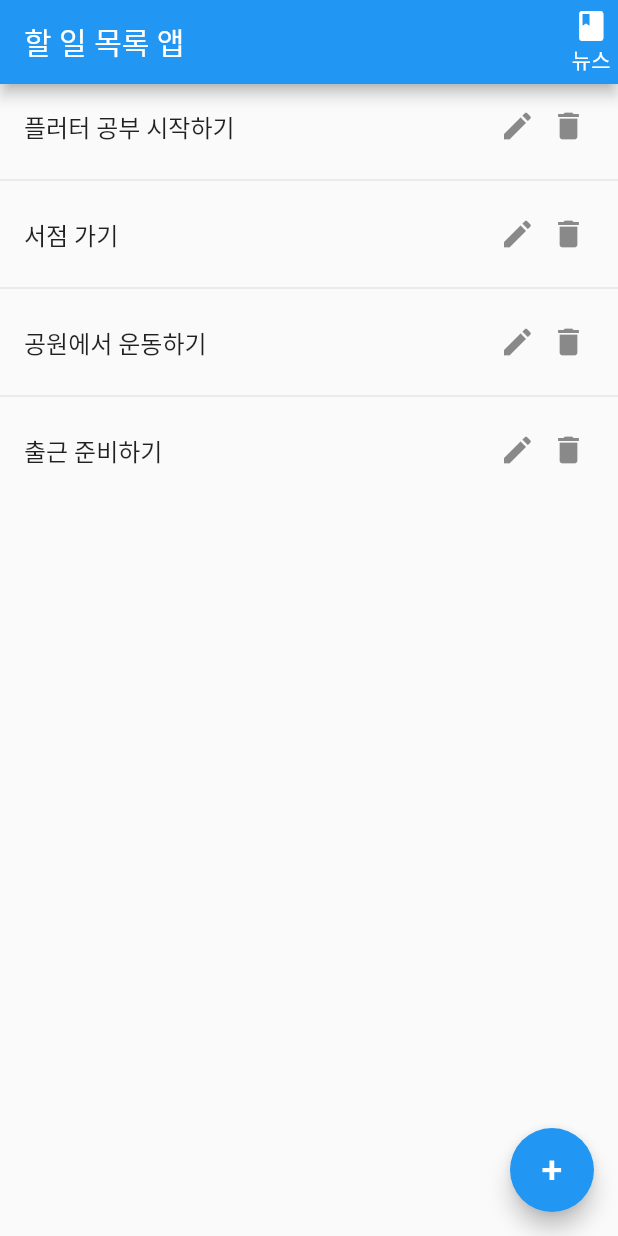
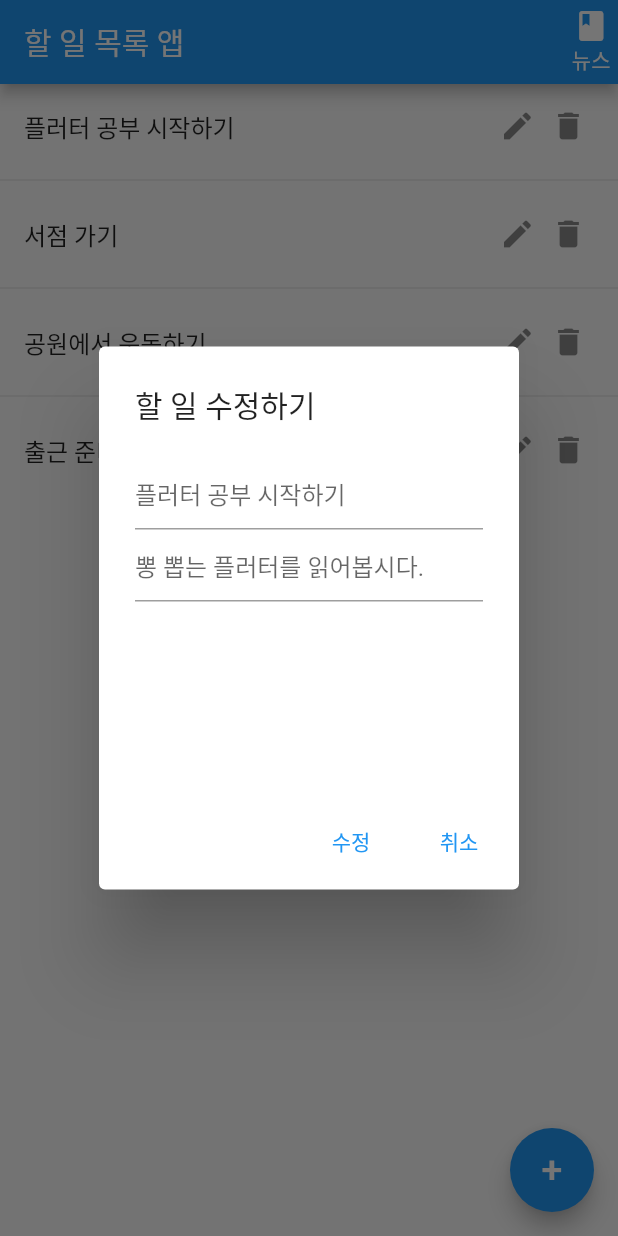
Before and after one commit to kangsudal/todo_2210, a Flutter app: the ListScreen screen opened directly, after a tap on "뉴스", after a tap on the "edit" icon, on a phone screen of 412 x 824 dp. Run offline on Flutter 3.47's test engine with Material 2 defaults, Android fonts, the phone set to English and light mode, and no system bars; our stand-ins replace shared_preferences; accounts and stored records are empty.

Commit message:
TodoProvider와 화면 연결하기 - 4.특정 Todo 수정하기

```diff
--- a/lib/screens/list_screen.dart
+++ b/lib/screens/list_screen.dart
@@ -140,7 +140,63 @@ class _ListScreenState extends State<ListScreen> {
                           padding: EdgeInsets.all(5),
                           child: InkWell(
                             child: Icon(Icons.edit),
-                            onTap: () {},
+                            onTap: () {
+                              showDialog(
+                                  context: context,
+                                  builder: (context) {
+                                    String title = todos[index].title;
+                                    String description =
+                                        todos[index].description;
+                                    return AlertDialog(
+                                      title: Text('할 일 수정하기'),
+                                      content: Container(
+                                        height: 200,
+                                        child: Column(
+                                          children: [
+                                            TextField(
+                                              onChanged: (value) {
+                                                title = value;
+                                              },
+                                              decoration: InputDecoration(
+                                                hintText: todos[index].title,
+                                              ),
+                                            ),
+                                            TextField(
+                                              onChanged: (value) {
+                                                description = value;
+                                              },
+                                              decoration: InputDecoration(
+                                                hintText:
+                                                    todos[index].description,
+                                              ),
+                                            ),
+                                          ],
+                                        ),
+                                      ),
+                                      actions: [
+                                        TextButton(
+                                          onPressed: () async {
+                                            Todo newTodo = Todo(
+                                                title: title,
+                                                description: description,
+                                                id: todos[index].id);
+                                            setState(() {
+                                              todoDefault.updateTodo(newTodo);
+                                            });
+                                            Navigator.of(context).pop();
+                                          },
+                                          child: Text('수정'),
+                                        ),
+                                        TextButton(
+                                          onPressed: () {
+                                            Navigator.of(context).pop();
+                                          },
+                                          child: Text('취소'),
+                                        ),
+                                      ],
+                                    );
+                                  });
+                            },
                           ),
                         ),
                         Container(
```
